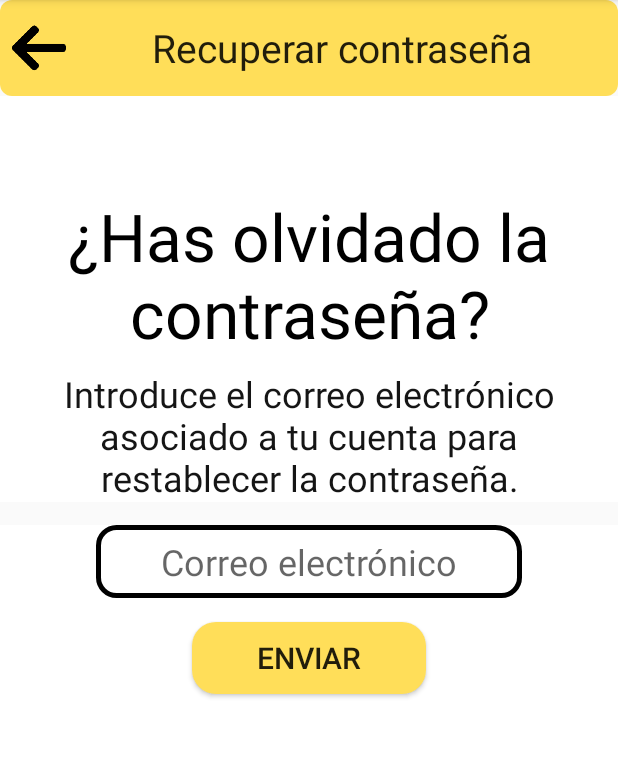
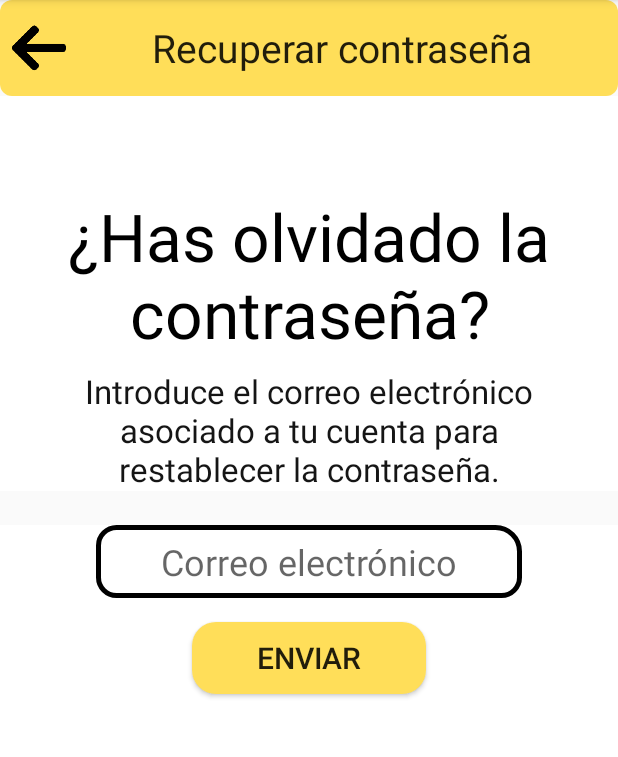
Before and after one commit to juanvarelam/HelpTech, an Android app: the fragment RecuperaPassFragment shown on its own in the app's theme, on a phone screen of 412 x 824 dp, the part 84-841 px from its top. Run offline under Robolectric (Android 15) with nearby library versions, the light colour scheme and no system bars.

Commit message:
FIX : cambio tamaño letra (prueba)

```diff
--- a/app/src/main/res/layout/frg_recupera_pass.xml
+++ b/app/src/main/res/layout/frg_recupera_pass.xml
@@ -65,7 +65,7 @@
             android:text="@string/info2_recupera_pass"
             android:textAlignment="center"
             android:textColor="@color/black2"
-            android:textSize="24sp"
+            android:textSize="22sp"
             tools:text="@string/info2_recupera_pass" />
 
     </LinearLayout>
```
